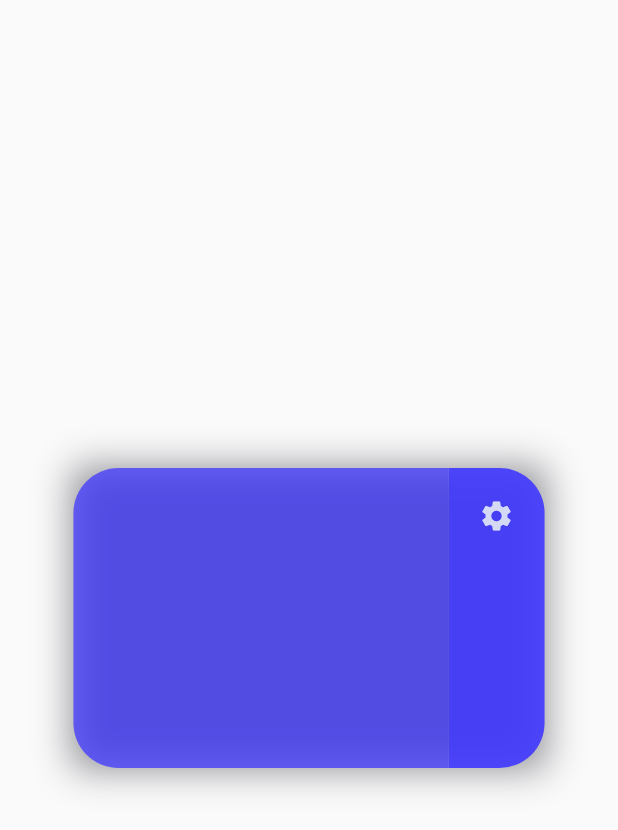
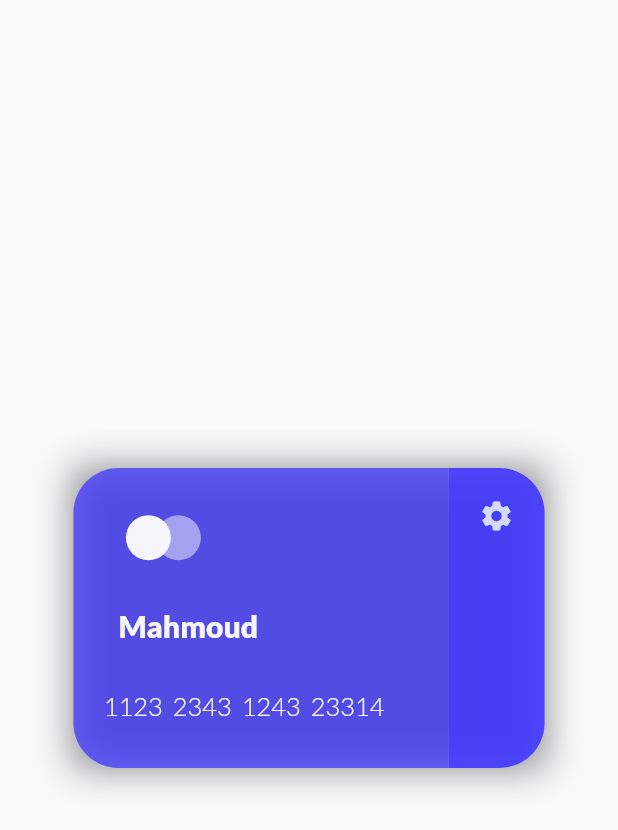
Before and after one commit to mahmoud-eslami/network_manager_ui, a Flutter app: the screen it shows after launch, after a tap on "Available Balance", on a phone screen of 412 x 824 dp. Shown: the top 830 px of the screen. Run offline on Flutter 3.47's test engine with Material 2 defaults, Android fonts, the light colour scheme and no system bars; our stand-ins replace google_fonts; missing offline and left inert: bottom_animation.

Commit message:
card number completed

```diff
--- a/lib/components/profile_page_components/cardnumber_widget/card_number.dart
+++ b/lib/components/profile_page_components/cardnumber_widget/card_number.dart
@@ -1,4 +1,6 @@
 import 'package:flutter/material.dart';
+import 'package:flutter/widgets.dart';
+import 'package:google_fonts/google_fonts.dart';
 import 'package:mobile_network_ui/resource/colors/colors.dart';
 
 class CardNumber extends StatefulWidget {
@@ -41,6 +43,55 @@ class _CardNumberState extends State<CardNumber> {
               borderRadius: BorderRadius.horizontal(left: Radius.circular(30)),
               color: widget.bkColor.withOpacity(.75),
             ),
+            child: Padding(
+              padding: const EdgeInsets.symmetric(horizontal: 20),
+              child: Column(
+                mainAxisAlignment: MainAxisAlignment.spaceEvenly,
+                crossAxisAlignment: CrossAxisAlignment.start,
+                children: [
+                  SizedBox(
+                    width: 100,
+                    height: 30,
+                    child: Stack(
+                      children: [
+                        Container(
+                          decoration: BoxDecoration(
+                            shape: BoxShape.circle,
+                            color: AppColor.background.withOpacity(.5),
+                          ),
+                        ),
+                        Container(
+                          width: 60,
+                          decoration: BoxDecoration(
+                            shape: BoxShape.circle,
+                            color: AppColor.background,
+                          ),
+                        ),
+                      ],
+                    ),
+                  ),
+                  Padding(
+                    padding: const EdgeInsets.symmetric(horizontal: 10),
+                    child: Text(
+                      widget.name,
+                      style: GoogleFonts.lato(
+                        fontSize: 20,
+                        textStyle: TextStyle(color: AppColor.background),
+                        fontWeight: FontWeight.w800,
+                      ),
+                    ),
+                  ),
+                  Text(
+                    '1123\t\t2343\t\t1243\t\t23314',
+                    style: GoogleFonts.lato(
+                      fontSize: 17,
+                      textStyle: TextStyle(color: AppColor.background),
+                      fontWeight: FontWeight.w300,
+                    ),
+                  ),
+                ],
+              ),
+            ),
           ),
           Container(
             width: width / 3.9,
--- a/lib/screens/profile.dart
+++ b/lib/screens/profile.dart
@@ -49,7 +49,7 @@ class _DynamicBodyState extends State<_DynamicBody> {
   Widget build(BuildContext context) {
     return Container(
       child: Center(
-        child: CardNumber(name: 'asdads',bkColor: AppColor.blue,),
+        child: CardNumber(name: 'Mahmoud',bkColor: AppColor.blue,),
       ),
     );
   }
```
